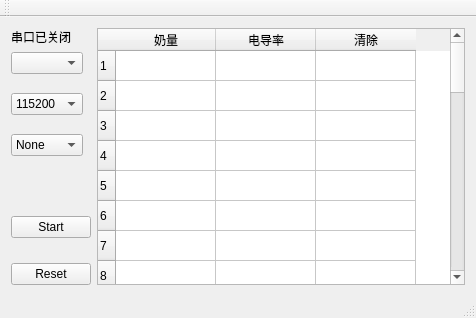
Above: mainwindow.ui from DaQuiTree/ComYield before the change. Below: the same form after it.
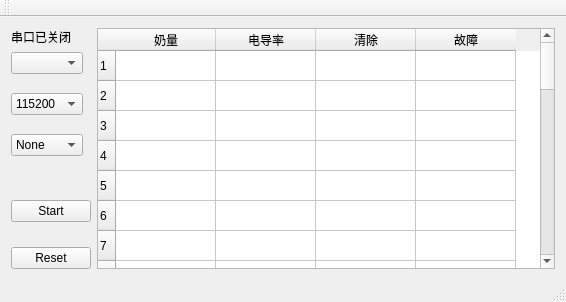
That is the form after the change.

```diff
--- a/mainwindow.ui
+++ b/mainwindow.ui
@@ -6,8 +6,8 @@
    <rect>
     <x>0</x>
     <y>0</y>
-    <width>476</width>
-    <height>318</height>
+    <width>566</width>
+    <height>295</height>
    </rect>
   </property>
   <property name="sizePolicy">
@@ -173,7 +173,7 @@
        <widget class="QTableWidget" name="panelTable">
         <property name="minimumSize">
          <size>
-          <width>351</width>
+          <width>441</width>
           <height>241</height>
          </size>
         </property>
@@ -190,7 +190,7 @@
          <number>32</number>
         </property>
         <property name="columnCount">
-         <number>3</number>
+         <number>4</number>
         </property>
         <attribute name="horizontalHeaderVisible">
          <bool>true</bool>
@@ -254,7 +254,15 @@
           <string>清除</string>
          </property>
         </column>
+        <column>
+         <property name="text">
+          <string>故障</string>
+         </property>
+        </column>
         <item row="0" column="0">
+         <property name="text">
+          <string/>
+         </property>
          <property name="font">
           <font>
            <family>黑体</family>
```
Left out of the diff: 2 changed lines with no effect on the pictures.
